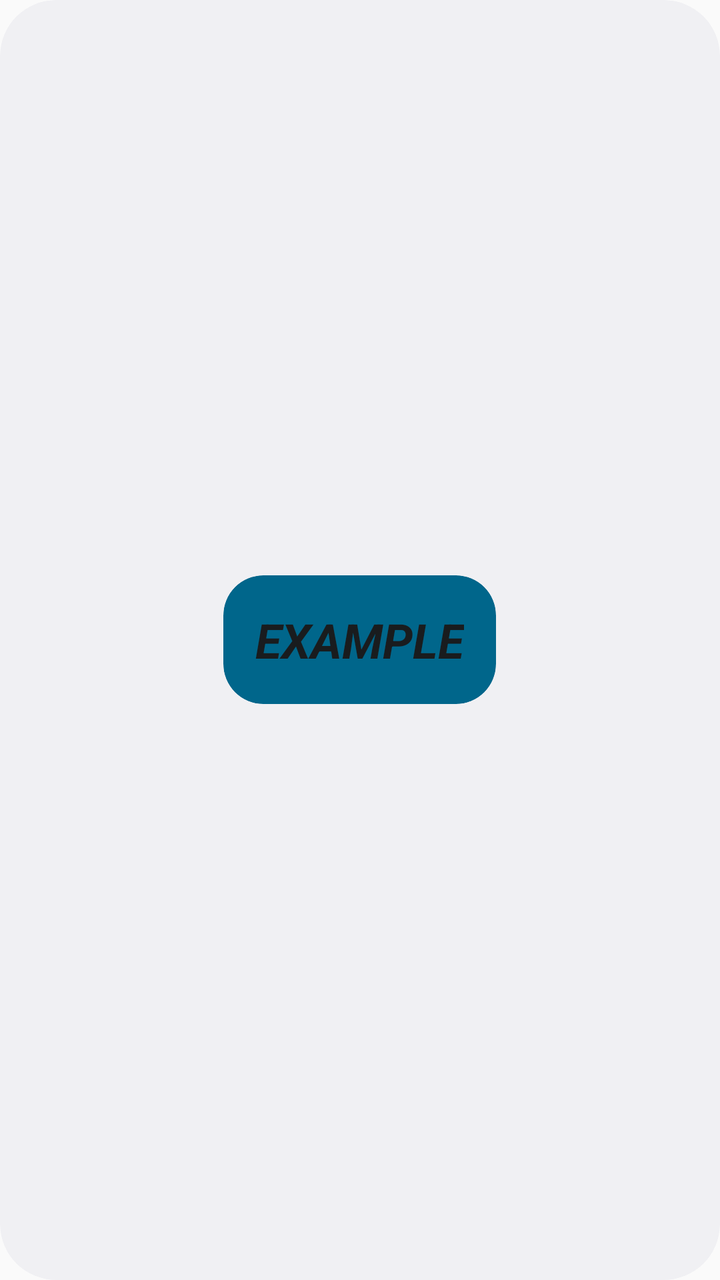
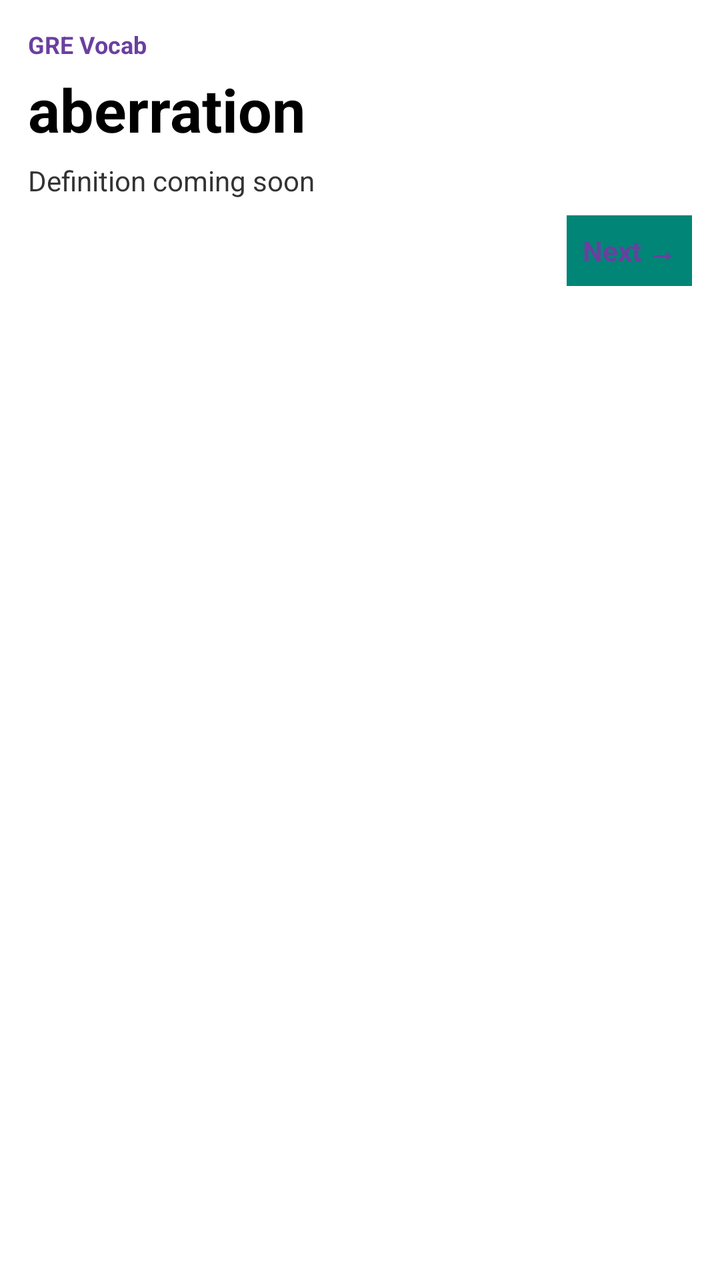

Two renders of the same Android screen: before a commit and after it. Below are the layout's source before the change and the commit's diff.
<!-- AndroidManifest.xml: application theme Theme.MyApplication -->
<!-- res/layout/new_app_widget.xml -->
<RelativeLayout xmlns:android="http://schemas.android.com/apk/res/android"
    style="@style/Widget.MyApplication.AppWidget.Container"
    android:layout_width="match_parent"
    android:layout_height="match_parent"
    android:theme="@style/Theme.MyApplication.AppWidgetContainer">

    <TextView
        android:id="@+id/appwidget_text"
        style="@style/Widget.MyApplication.AppWidget.InnerView"
        android:layout_width="wrap_content"
        android:layout_height="wrap_content"
        android:layout_centerHorizontal="true"
        android:layout_centerVertical="true"
        android:layout_margin="8dp"
        android:contentDescription="@string/appwidget_text"
        android:text="@string/appwidget_text"
        android:textSize="24sp"
        android:textStyle="bold|italic" />
</RelativeLayout>
<!-- resources referenced by this layout -->
<resources>
  <string name="appwidget_text">EXAMPLE</string>
  <style name="Theme.MyApplication.AppWidgetContainer" parent="Theme.MyApplication.AppWidgetContainerParent">
          
          <item name="appWidgetPadding">16dp</item>
      </style>
  <style name="Widget.MyApplication.AppWidget.Container" parent="android:Widget">
          <item name="android:id">@android:id/background</item>
          <item name="android:background">?android:attr/colorBackground</item>
      </style>
  <style name="Widget.MyApplication.AppWidget.InnerView" parent="android:Widget">
          <item name="android:background">?android:attr/colorBackground</item>
          <item name="android:textColor">?android:attr/textColorPrimary</item>
      </style>
  <style name="Theme.MyApplication" parent="android:Theme.Material.Light.NoActionBar" />
  <style name="Theme.MyApplication.AppWidgetContainerParent" parent="@android:style/Theme.DeviceDefault">
          
          <item name="appWidgetRadius">16dp</item>
          
          <item name="appWidgetInnerRadius">8dp</item>
      </style>
</resources>

<!-- the commit's change to res/layout/new_app_widget.xml (unified diff, before → after) -->
@@ -1,19 +1,61 @@
-<RelativeLayout xmlns:android="http://schemas.android.com/apk/res/android"
-    style="@style/Widget.MyApplication.AppWidget.Container"
+<?xml version="1.0" encoding="utf-8"?>
+<LinearLayout xmlns:android="http://schemas.android.com/apk/res/android"
+    android:id="@+id/widget_root"
     android:layout_width="match_parent"
     android:layout_height="match_parent"
-    android:theme="@style/Theme.MyApplication.AppWidgetContainer">
+    android:background="@android:color/white"
+    android:orientation="vertical"
+    android:padding="14dp">
 
     <TextView
-        android:id="@+id/appwidget_text"
-        style="@style/Widget.MyApplication.AppWidget.InnerView"
+        android:id="@+id/widget_deck"
+        android:layout_width="match_parent"
+        android:layout_height="wrap_content"
+        android:text="@string/widget_deck_default"
+        android:textColor="#6B3FA0"
+        android:textSize="12sp"
+        android:textStyle="bold" />
+
+    <TextView
+        android:id="@+id/widget_word"
+        android:layout_width="match_parent"
+        android:layout_height="wrap_content"
+        android:layout_marginTop="4dp"
+        android:text="@string/widget_word_default"
+        android:textColor="#000000"
+        android:textSize="30sp"
+        android:textStyle="bold" />
+
+    <TextView
+        android:id="@+id/widget_definition"
+        android:layout_width="match_parent"
+        android:layout_height="wrap_content"
+        android:layout_marginTop="6dp"
+        android:text="@string/widget_definition_default"
+        android:textColor="#333333"
+        android:textSize="14sp" />
+
+    <TextView
+        android:id="@+id/widget_example"
+        android:layout_width="match_parent"
+        android:layout_height="wrap_content"
+        android:layout_marginTop="4dp"
+        android:text="@string/widget_example_default"
+        android:textColor="#666666"
+        android:textSize="12sp"
+        android:visibility="gone" />
+
+    <TextView
+        android:id="@+id/widget_next"
         android:layout_width="wrap_content"
         android:layout_height="wrap_content"
-        android:layout_centerHorizontal="true"
-        android:layout_centerVertical="true"
-        android:layout_margin="8dp"
-        android:contentDescription="@string/appwidget_text"
-        android:text="@string/appwidget_text"
-        android:textSize="24sp"
-        android:textStyle="bold|italic" />
-</RelativeLayout>
+        android:layout_gravity="end"
+        android:layout_marginTop="8dp"
+        android:background="@drawable/app_widget_inner_view_background"
+        android:padding="8dp"
+        android:text="@string/widget_next"
+        android:textColor="#6B3FA0"
+        android:textSize="14sp"
+        android:textStyle="bold" />
+
+</LinearLayout>
<!-- resource entries referenced after the edit -->
@@ -1,24 +1,18 @@
 <!-- resources referenced by this layout -->
 <resources>
-  <string name="appwidget_text">EXAMPLE</string>
-  <style name="Theme.MyApplication.AppWidgetContainer" parent="Theme.MyApplication.AppWidgetContainerParent">
-          
-          <item name="appWidgetPadding">16dp</item>
-      </style>
-  <style name="Widget.MyApplication.AppWidget.Container" parent="android:Widget">
-          <item name="android:id">@android:id/background</item>
-          <item name="android:background">?android:attr/colorBackground</item>
-      </style>
-  <style name="Widget.MyApplication.AppWidget.InnerView" parent="android:Widget">
-          <item name="android:background">?android:attr/colorBackground</item>
-          <item name="android:textColor">?android:attr/textColorPrimary</item>
-      </style>
+  <!-- drawable app_widget_inner_view_background (drawable-v21) -->
+  <?xml version="1.0" encoding="utf-8"?>
+  <shape xmlns:android="http://schemas.android.com/apk/res/android"
+      android:shape="rectangle">
+  
+      <corners android:radius="?attr/appWidgetInnerRadius" />
+      <solid android:color="?android:attr/colorAccent" />
+  </shape>
+  <string name="widget_deck_default">GRE Vocab</string>
+  <string name="widget_definition_default">Definition coming soon</string>
+  <string name="widget_example_default">Example</string>
+  <string name="widget_next">Next →</string>
+  <string name="widget_word_default">aberration</string>
   <style name="Theme.MyApplication" parent="android:Theme.Material.Light.NoActionBar" />
-  <style name="Theme.MyApplication.AppWidgetContainerParent" parent="@android:style/Theme.DeviceDefault">
-          
-          <item name="appWidgetRadius">16dp</item>
-          
-          <item name="appWidgetInnerRadius">8dp</item>
-      </style>
 </resources>
 
